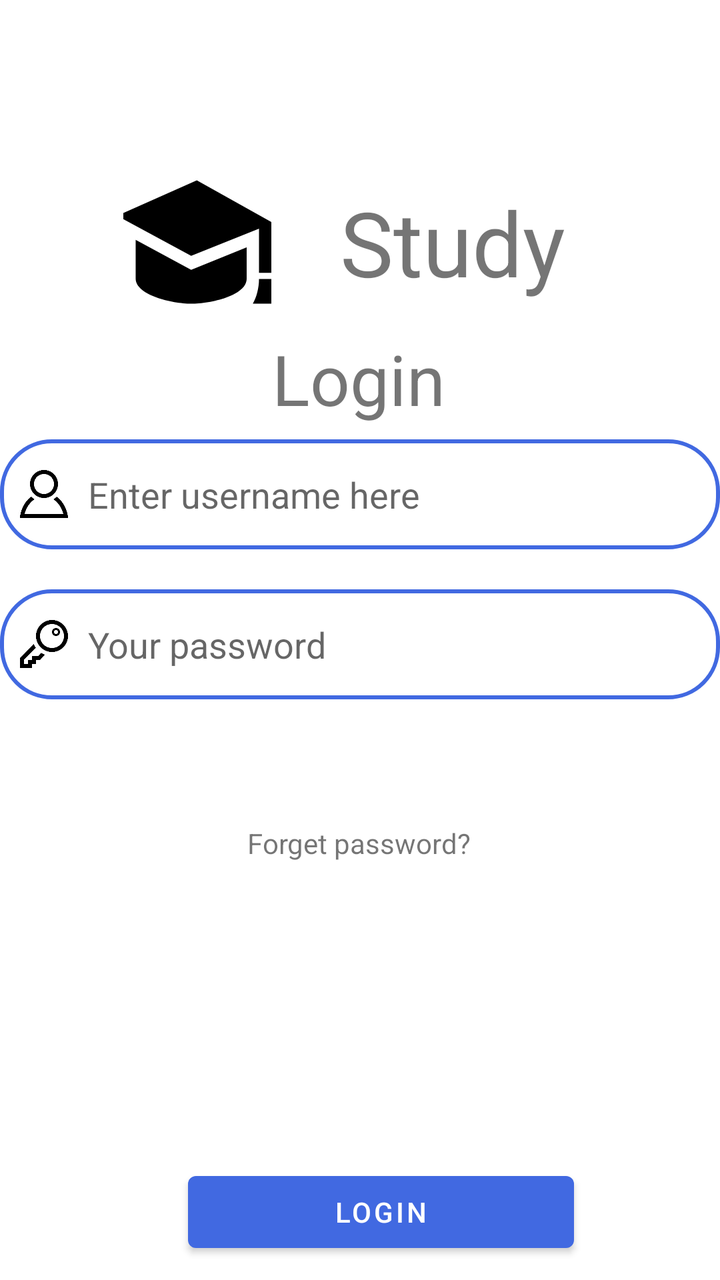
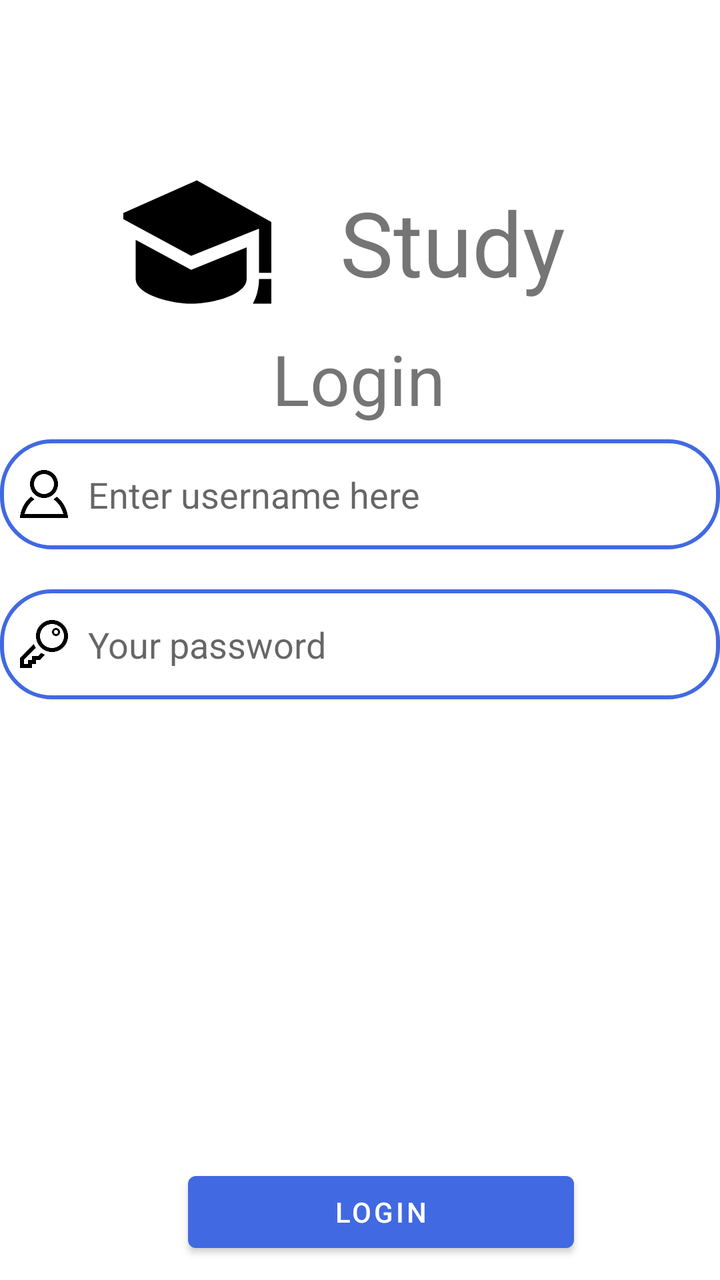

The first picture is an Android layout as it rendered before a commit; the second is the same layout after the commit. The layout source and the unified diff follow.
<!-- AndroidManifest.xml: application theme Theme.Front2 -->
<!-- res/layout/activity_login.xml -->
<?xml version="1.0" encoding="utf-8"?>
<androidx.constraintlayout.widget.ConstraintLayout xmlns:android="http://schemas.android.com/apk/res/android"
    xmlns:app="http://schemas.android.com/apk/res-auto"
    xmlns:tools="http://schemas.android.com/tools"
    android:id="@+id/main"
    android:layout_width="match_parent"
    android:layout_height="match_parent"
    tools:context=".login.LoginActivity">

    <ImageView
        android:id="@+id/imageView"
        android:layout_width="79dp"
        android:layout_height="74dp"
        android:src="@drawable/education_1"
        app:layout_constraintBottom_toTopOf="@+id/linearLayout3"
        app:layout_constraintEnd_toEndOf="parent"
        app:layout_constraintHorizontal_bias="0.21"
        app:layout_constraintStart_toStartOf="parent"
        app:layout_constraintTop_toTopOf="parent"
        app:layout_constraintVertical_bias="0.169" />

    <LinearLayout
        android:id="@+id/linearLayout4"
        android:layout_width="360dp"
        android:layout_height="wrap_content"
        android:orientation="vertical"
        android:paddingTop="5dp"
        app:layout_constraintBottom_toTopOf="@+id/linearLayout3"
        app:layout_constraintEnd_toEndOf="parent"
        app:layout_constraintHorizontal_bias="0.49"
        app:layout_constraintStart_toStartOf="parent"
        app:layout_constraintTop_toBottomOf="@+id/imageView"
        app:layout_constraintVertical_bias="0.228">


        <EditText
            android:id="@+id/username_login"
            android:layout_width="match_parent"
            android:layout_height="55dp"
            android:background="@drawable/login_edit_shape"
            android:drawableLeft="@drawable/login_account_icon"
            android:drawablePadding="10dp"
            android:hint="@string/login_email_hint"
            android:inputType="textEmailAddress"
            android:singleLine="true" />

        <View
            android:layout_width="match_parent"
            android:layout_height="20dp" />

        <EditText
            android:id="@+id/password_login"
            android:layout_width="match_parent"
            android:layout_height="55dp"
            android:background="@drawable/login_edit_shape"
            android:drawableLeft="@drawable/login_password_icon"
            android:drawablePadding="10dp"
            android:hint="@string/login_password_hint"
            android:inputType="textPassword"
            android:singleLine="true" />

        <TextView
            android:id="@+id/login_error_label"
            android:layout_width="match_parent"
            android:layout_height="wrap_content"
            android:layout_marginTop="10dp"
            android:textSize="15sp"
            android:textColor="@color/red" />
    </LinearLayout>

    <LinearLayout
        android:id="@+id/linearLayout3"
        android:layout_width="match_parent"
        android:layout_height="wrap_content"
        android:padding="10dp"
        android:weightSum="6"
        app:layout_constraintBottom_toBottomOf="parent"
        app:layout_constraintStart_toStartOf="parent"
        app:layout_constraintVertical_bias="1.0">


        <View
            android:layout_width="0dp"
            android:layout_height="0dp"
            android:layout_weight="2" />

        <Button
            android:id="@+id/button_login"
            android:layout_width="wrap_content"
            android:layout_height="wrap_content"
            android:layout_weight="2.5"
            android:text="@string/login_button_login" />
    </LinearLayout>

    <TextView
        android:id="@+id/login_forget"
        android:layout_width="wrap_content"
        android:layout_height="wrap_content"
        android:layout_marginTop="32dp"
        android:text="@string/login_forget"
        app:layout_constraintEnd_toEndOf="parent"
        app:layout_constraintHorizontal_bias="0.498"
        app:layout_constraintStart_toStartOf="parent"
        app:layout_constraintTop_toBottomOf="@+id/linearLayout4" />

    <TextView
        android:id="@+id/textView2"
        android:layout_width="wrap_content"
        android:layout_height="wrap_content"
        android:layout_marginTop="164dp"
        android:text="Login"
        android:textSize="35dp"
        app:layout_constraintBottom_toTopOf="@+id/linearLayout4"
        app:layout_constraintEnd_toEndOf="parent"
        app:layout_constraintHorizontal_bias="0.498"
        app:layout_constraintStart_toStartOf="parent"
        app:layout_constraintTop_toTopOf="parent"
        app:layout_constraintVertical_bias="0.529" />

    <TextView
        android:id="@+id/textView5"
        android:layout_width="wrap_content"
        android:layout_height="wrap_content"
        android:text="Study"
        android:textSize="45dp"
        app:layout_constraintBottom_toTopOf="@+id/linearLayout3"
        app:layout_constraintEnd_toEndOf="parent"
        app:layout_constraintHorizontal_bias="0.294"
        app:layout_constraintStart_toEndOf="@+id/imageView"
        app:layout_constraintTop_toTopOf="parent"
        app:layout_constraintVertical_bias="0.178" />


</androidx.constraintlayout.widget.ConstraintLayout>
<!-- resources referenced by this layout -->
<resources>
  <color name="red">#FF0000</color>
  <!-- drawable education_1 (drawable) -->
  <vector xmlns:android="http://schemas.android.com/apk/res/android"
      android:width="24dp"
      android:height="24dp"
      android:viewportWidth="24"
      android:viewportHeight="24">
    <path
        android:fillColor="#FF000000"
        android:pathData="M20,12.875v5.068c0,2.754 -5.789,4.057 -9,4.057 -3.052,0 -9,-1.392 -9,-4.057v-6.294l9,4.863 9,-3.637zM11.917,2l-12.917,5.75 12,6.5 11,-4.417v7.167h2v-8.25l-12.083,-6.75zM25,22h-4c0.578,-1 1,-2.5 1,-4h2c0,1.516 0.391,2.859 1,4z"/>
  </vector>
  <!-- drawable login_account_icon (drawable) -->
  <vector xmlns:android="http://schemas.android.com/apk/res/android"
      android:width="24dp"
      android:height="24dp"
      android:viewportWidth="24"
      android:viewportHeight="24">
    <path
        android:fillColor="#FF000000"
        android:pathData="M12,2c2.757,0 5,2.243 5,5.001 0,2.756 -2.243,5 -5,5s-5,-2.244 -5,-5c0,-2.758 2.243,-5.001 5,-5.001zM12,0c-3.866,0 -7,3.134 -7,7.001 0,3.865 3.134,7 7,7s7,-3.135 7,-7c0,-3.867 -3.134,-7.001 -7,-7.001zM18.369,13.353c-0.497,0.498 -1.057,0.931 -1.658,1.302 2.872,1.874 4.378,5.083 4.972,7.346h-19.387c0.572,-2.29 2.058,-5.503 4.973,-7.358 -0.603,-0.374 -1.162,-0.811 -1.658,-1.312 -4.258,3.072 -5.611,8.506 -5.611,10.669h24c0,-2.142 -1.44,-7.557 -5.631,-10.647z"/>
  </vector>
  <!-- drawable login_edit_shape (drawable) -->
  <?xml version="1.0" encoding="UTF-8"?>
  <shape xmlns:android="http://schemas.android.com/apk/res/android" android:shape="rectangle" >
      
      <padding
          android:left="10dp"
          android:right="10dp"
          android:top="7dp"
          android:bottom="7dp"  />
      
      <corners android:radius="25dp" />
      
      
      
      <stroke
          android:width="6px"
          android:color="@color/royalBlue" >
      </stroke>
  
  </shape>
  <!-- drawable login_password_icon (drawable) -->
  <vector xmlns:android="http://schemas.android.com/apk/res/android"
      android:width="24dp"
      android:height="24dp"
      android:viewportWidth="24"
      android:viewportHeight="24">
    <path
        android:fillColor="#FF000000"
        android:pathData="M16,2c3.309,0 6,2.691 6,6s-2.691,6 -6,6 -6,-2.691 -6,-6 2.691,-6 6,-6zM16,0c-4.418,0 -8,3.582 -8,8s3.582,8 8,8 8,-3.582 8,-8 -3.582,-8 -8,-8zM10.595,16.4l-1.472,1.6h-3.123v2h-2v2h-2v-2.179l5.903,-5.976c-0.404,-0.559 -0.754,-1.158 -1.038,-1.795l-6.865,6.95v5h6v-2h2v-2h2l2.451,-2.663c-0.655,-0.249 -1.276,-0.562 -1.856,-0.937zM18,5c0.551,0 1,0.449 1,1s-0.449,1 -1,1 -1,-0.449 -1,-1 0.449,-1 1,-1zM18,4c-1.104,0 -2,0.896 -2,2s0.896,2 2,2 2,-0.896 2,-2 -0.896,-2 -2,-2z"/>
  </vector>
  <string name="login_button_login">Login</string>
  <string name="login_email_hint">Enter username here</string>
  <string name="login_forget">Forget password?</string>
  <string name="login_password_hint">Your password</string>
  <style name="Theme.Front2" parent="Theme.MaterialComponents.DayNight.NoActionBar">
          
          <item name="colorPrimary">@color/royalBlue</item>
          <item name="colorPrimaryVariant">@color/lightSkyBlue</item>
          <item name="colorOnPrimary">@color/white</item>
          
          <item name="colorSecondary">@color/deepSkyBlue1</item>
          <item name="colorSecondaryVariant">@color/deepSkyBlue3</item>
          <item name="colorOnSecondary">@color/WhiteSmoke</item>
          
          <item name="android:statusBarColor" tools:targetApi="l">?attr/colorPrimary</item>
          
      </style>
  <color name="royalBlue">#4169E1</color>
  <color name="lightSkyBlue">#87CEFA</color>
  <color name="white">#FFFFFFFF</color>
  <color name="deepSkyBlue1">#00BFFF</color>
  <color name="deepSkyBlue3">#009ACD</color>
  <color name="WhiteSmoke">#F5F5F5</color>
</resources>

<!-- the commit's change to res/layout/activity_login.xml (unified diff, before → after) -->
@@ -93,17 +93,6 @@
     </LinearLayout>
 
     <TextView
-        android:id="@+id/login_forget"
-        android:layout_width="wrap_content"
-        android:layout_height="wrap_content"
-        android:layout_marginTop="32dp"
-        android:text="@string/login_forget"
-        app:layout_constraintEnd_toEndOf="parent"
-        app:layout_constraintHorizontal_bias="0.498"
-        app:layout_constraintStart_toStartOf="parent"
-        app:layout_constraintTop_toBottomOf="@+id/linearLayout4" />
-
-    <TextView
         android:id="@+id/textView2"
         android:layout_width="wrap_content"
         android:layout_height="wrap_content"
<!-- resource entries referenced after the edit -->
@@ -53,7 +53,6 @@
   </vector>
   <string name="login_button_login">Login</string>
   <string name="login_email_hint">Enter username here</string>
-  <string name="login_forget">Forget password?</string>
   <string name="login_password_hint">Your password</string>
   <style name="Theme.Front2" parent="Theme.MaterialComponents.DayNight.NoActionBar">
           
